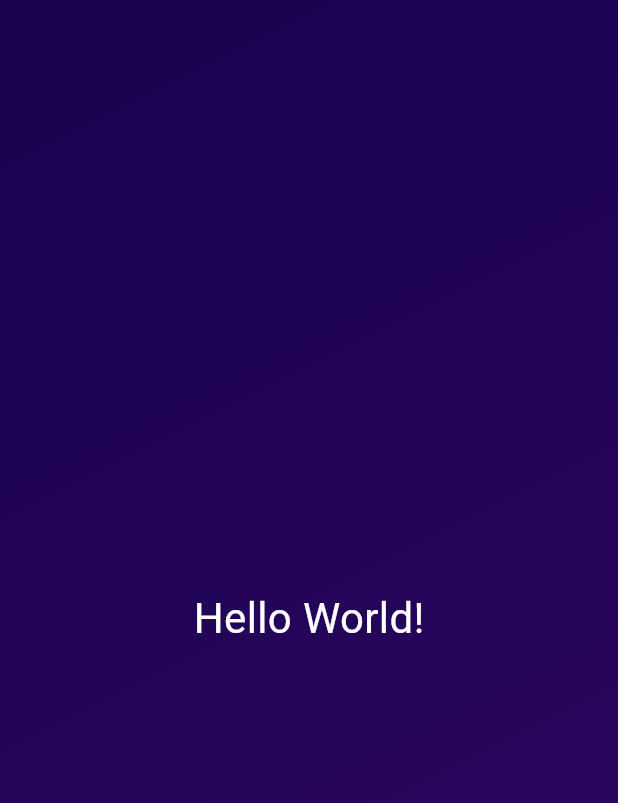
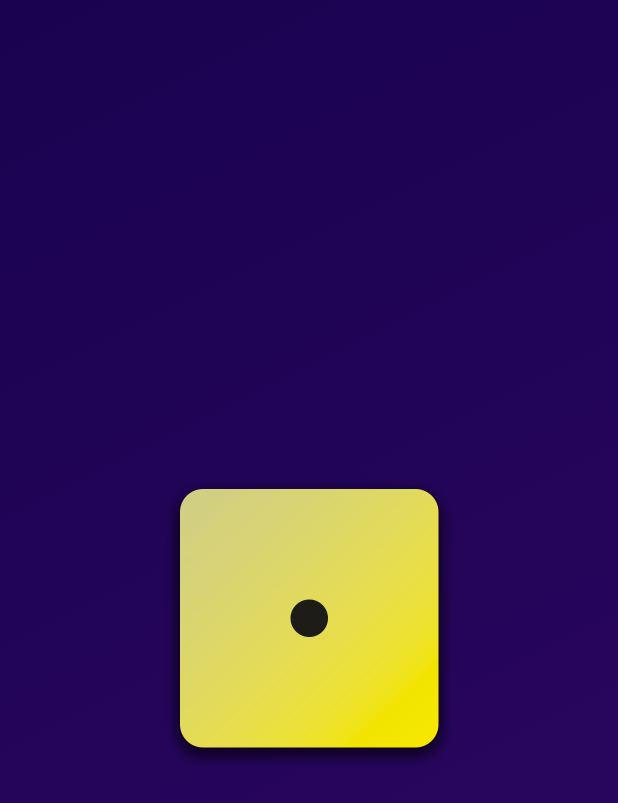
Before and after one commit to 05080326/IIICS1-MobileApp-Flutter-SY25261SEM, a Flutter app: the screen it shows after launch, on a phone screen of 412 x 824 dp. Shown: the top 803 px of the screen. Run offline on Flutter 3.47's test engine with Material 3 defaults, Android fonts, the phone set to English and light mode, and no system bars.

```diff
--- a/flutterapp/lib/gradient_container.dart
+++ b/flutterapp/lib/gradient_container.dart
@@ -16,20 +16,7 @@ class GradientContainer extends StatelessWidget {
       ),
       /*** todo Task 6 */
 
-      child: const Center(
-        /*** End Task 6 */
-
-        /*** todo Task 5 */
-
-        child: Text(
-          'Hello World!',
-          style: TextStyle(
-            color: Colors.white,
-            fontSize: 28,
-          ),
-        ),
-        /*** end Task 5 */
-      ),
+      child: Center(child: Image.asset("assets/images/dice-1.png", width: 200)),
     );
   }
 }
```
Also changed, not shown: flutterapp/pubspec.yaml (+7 -12 lines), flutterapp/assets/images/dice-1.png (added), flutterapp/assets/images/dice-2.png (added), flutterapp/assets/images/dice-3.png (added), flutterapp/assets/images/dice-4.png (added), flutterapp/assets/images/dice-5.png (added), flutterapp/assets/images/dice-6.png (added).
